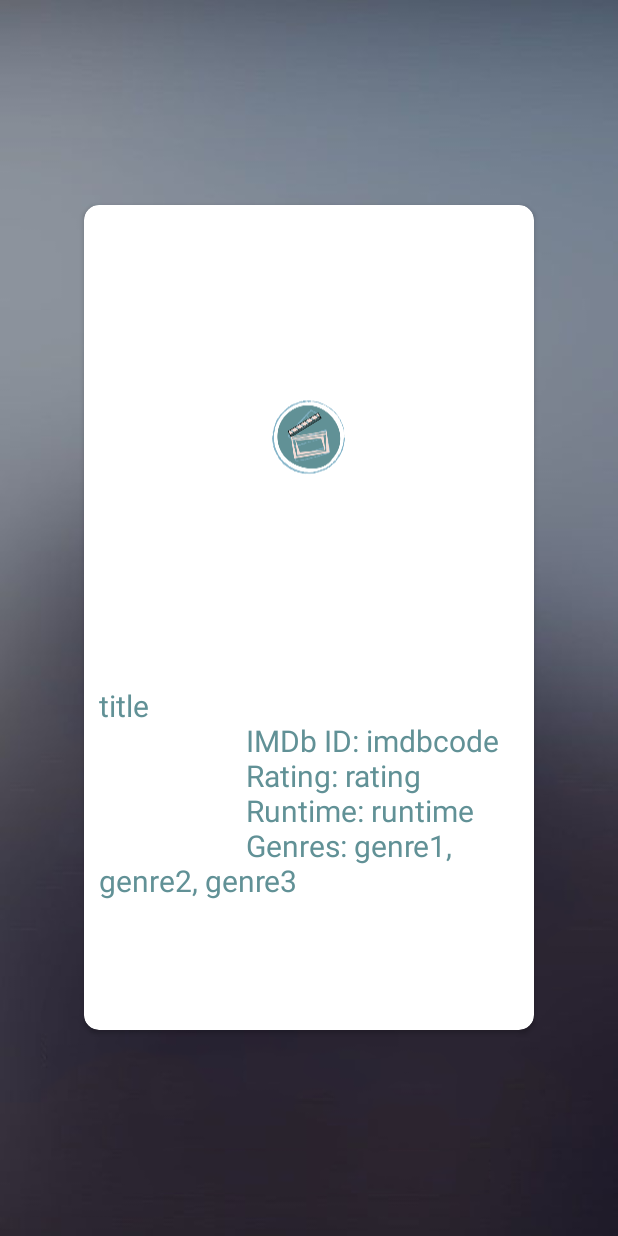
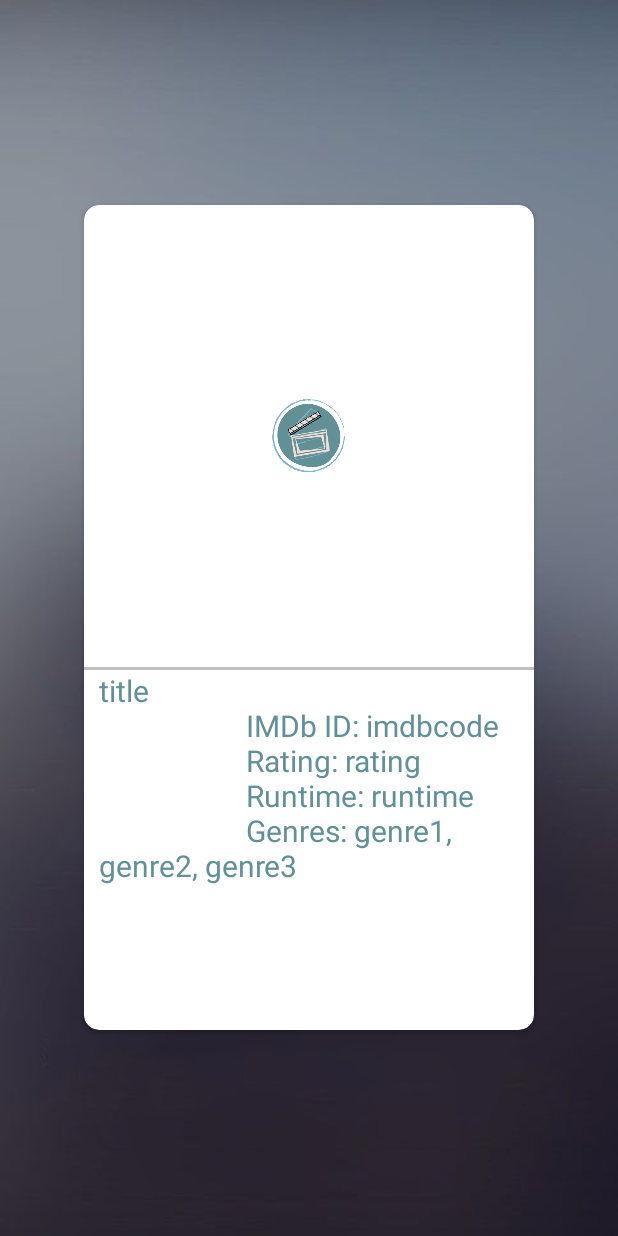
Before and after one commit to soumya225/MovieTinder, an Android app: the layout card_item_view.xml on its own in the app's theme, with its tools: preview values and no code run, on a phone screen of 412 x 824 dp. Run offline under Robolectric (Android 15) with nearby library versions, the phone set to English and light mode, and no system bars; network calls fail.

Commit message:
change how swipeable card is displayed

```diff
--- a/app/src/main/java/com/example/movietinder/ActivityForChoosingLoginOrRegistration.java
+++ b/app/src/main/java/com/example/movietinder/ActivityForChoosingLoginOrRegistration.java
@@ -32,8 +32,6 @@ public class ActivityForChoosingLoginOrRegistration extends AppCompatActivity {
             public void onClick(View v) {
                 Intent intent = new Intent(ActivityForChoosingLoginOrRegistration.this, LoginActivity.class);
                 startActivity(intent);
-                finish();
-                return;
             }
         });
 
@@ -42,8 +40,6 @@ public class ActivityForChoosingLoginOrRegistration extends AppCompatActivity {
             public void onClick(View v) {
                 Intent intent = new Intent(ActivityForChoosingLoginOrRegistration.this, RegistrationActivity.class);
                 startActivity(intent);
-                finish();
-                return;
             }
         });
     }
--- a/app/src/main/java/com/example/movietinder/MovieAdapter.java
+++ b/app/src/main/java/com/example/movietinder/MovieAdapter.java
@@ -13,7 +13,6 @@ import com.squareup.picasso.Picasso;
 import java.util.List;
 
 public class MovieAdapter extends ArrayAdapter<Movie> {
-    Context context;
 
     public MovieAdapter(Context context, int resourceID, List<Movie> items) {
         super(context, resourceID, items);
@@ -42,5 +41,4 @@ public class MovieAdapter extends ArrayAdapter<Movie> {
         return convertView;
     }
 
-
 }
--- a/app/src/main/java/com/example/movietinder/QueryService.java
+++ b/app/src/main/java/com/example/movietinder/QueryService.java
@@ -27,7 +27,6 @@ public class QueryService {
     private int min_rating; //between 0-9 inclusive
     private String genre; */
 
-    //TODO: use medium_cover_image in JSON results to add image cover
 
     public static final String QUERY_BASE = "https://yts.mx/api/v2/list_movies.json";
     Context context;
--- a/app/src/main/res/layout/card_item_view.xml
+++ b/app/src/main/res/layout/card_item_view.xml
@@ -1,48 +1,54 @@
 <?xml version="1.0" encoding="utf-8"?>
 <LinearLayout xmlns:android="http://schemas.android.com/apk/res/android"
+    xmlns:app="http://schemas.android.com/apk/res-auto"
     xmlns:tools="http://schemas.android.com/tools"
-    xmlns:app="http://schemas.android.com/apk/res-auto"
     android:layout_width="wrap_content"
     android:layout_height="wrap_content"
-    android:padding="20sp"
+    android:background="@drawable/background"
+    android:clipToPadding="false"
     android:gravity="center"
     android:outlineProvider="bounds"
-    android:clipToPadding="false"
-    android:background="@drawable/background"
-    >
+    android:padding="20sp">
 
     <androidx.cardview.widget.CardView
         android:id="@+id/card_view"
         android:layout_width="wrap_content"
         android:layout_height="wrap_content"
         android:layout_gravity="center"
-        app:cardCornerRadius="10dp"
         android:elevation="2dp"
-        >
+        app:cardCornerRadius="10dp">
 
         <LinearLayout
-            android:layout_gravity="center"
             android:layout_width="300dp"
             android:layout_height="550dp"
-            android:orientation="vertical"
+            android:layout_gravity="center"
             android:background="#1BFFFFFF"
-            android:gravity="center">
+            android:gravity="center"
+            android:orientation="vertical">
 
             <ImageView
-            android:layout_width="wrap_content"
-            android:layout_height="290dp"
-            android:id="@+id/movie_poster"
-            android:layout_marginVertical="10dp"
-            android:layout_gravity="center"
-            tools:src="@mipmap/ic_launcher_foreground" />
+                android:id="@+id/movie_poster"
+                android:layout_width="wrap_content"
+                android:layout_height="0dp"
+                android:layout_gravity="center"
+                android:layout_marginVertical="10dp"
+                android:layout_weight="1.2"
+                android:paddingVertical="10dp"
+                android:src="@mipmap/ic_launcher_foreground" />
+
+            <View
+                android:layout_width="match_parent"
+                android:layout_height="2dp"
+                android:background="#c0c0c0" />
 
             <TextView
                 android:id="@+id/movie_info"
                 android:layout_width="match_parent"
-                android:layout_height="match_parent"
-                android:padding="10dp"
+                android:layout_height="0dp"
+                android:layout_weight="1"
+                android:paddingHorizontal="10dp"
                 android:textAlignment="textStart"
-                android:textColor = "@color/colorPrimaryVariant2"
+                android:textColor="@color/colorPrimaryVariant2"
                 android:textSize="20sp"
                 tools:text="title \n
                     IMDb ID: imdbcode \n
@@ -55,5 +61,4 @@
     </androidx.cardview.widget.CardView>
 
 
-
 </LinearLayout>
--- a/build.gradle
+++ b/build.gradle
@@ -5,7 +5,7 @@ buildscript {
         jcenter()
     }
     dependencies {
-        classpath "com.android.tools.build:gradle:4.1.3"
+        classpath 'com.android.tools.build:gradle:7.0.0'
         classpath 'com.google.gms:google-services:4.3.5'
 
         // NOTE: Do not place your application dependencies here; they belong
```
Also changed, not shown: gradle/wrapper/gradle-wrapper.properties.
